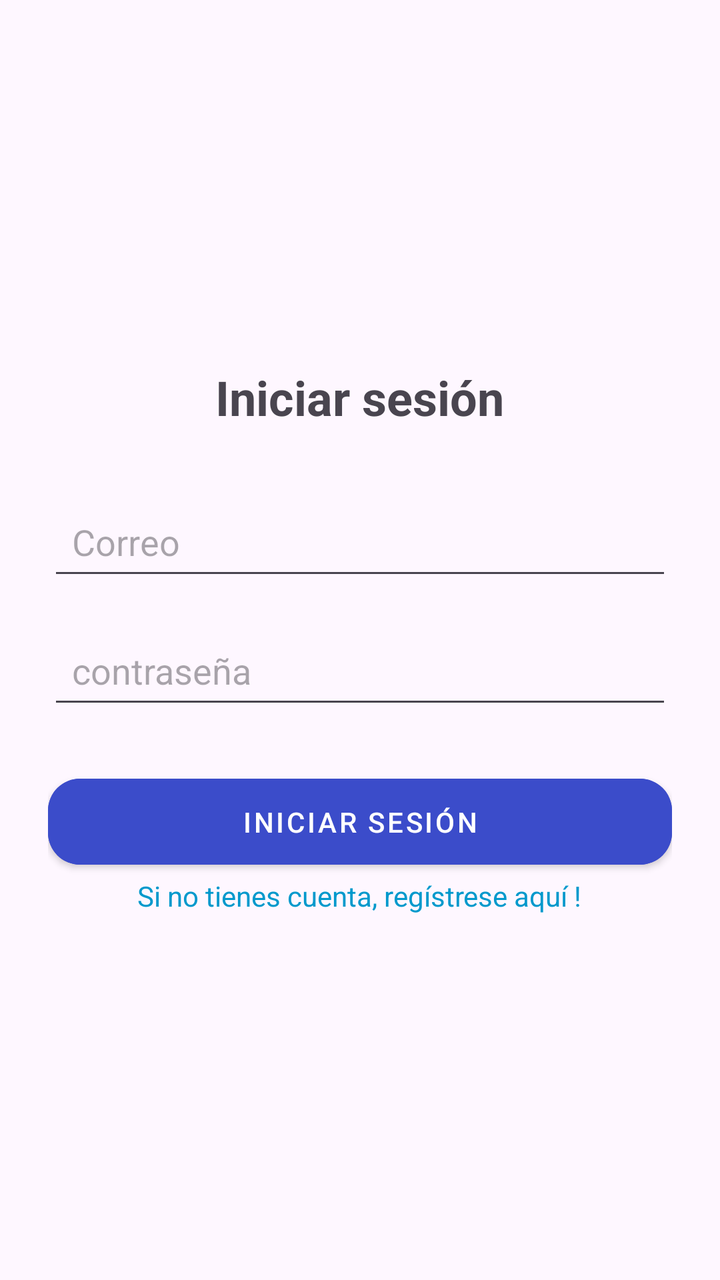
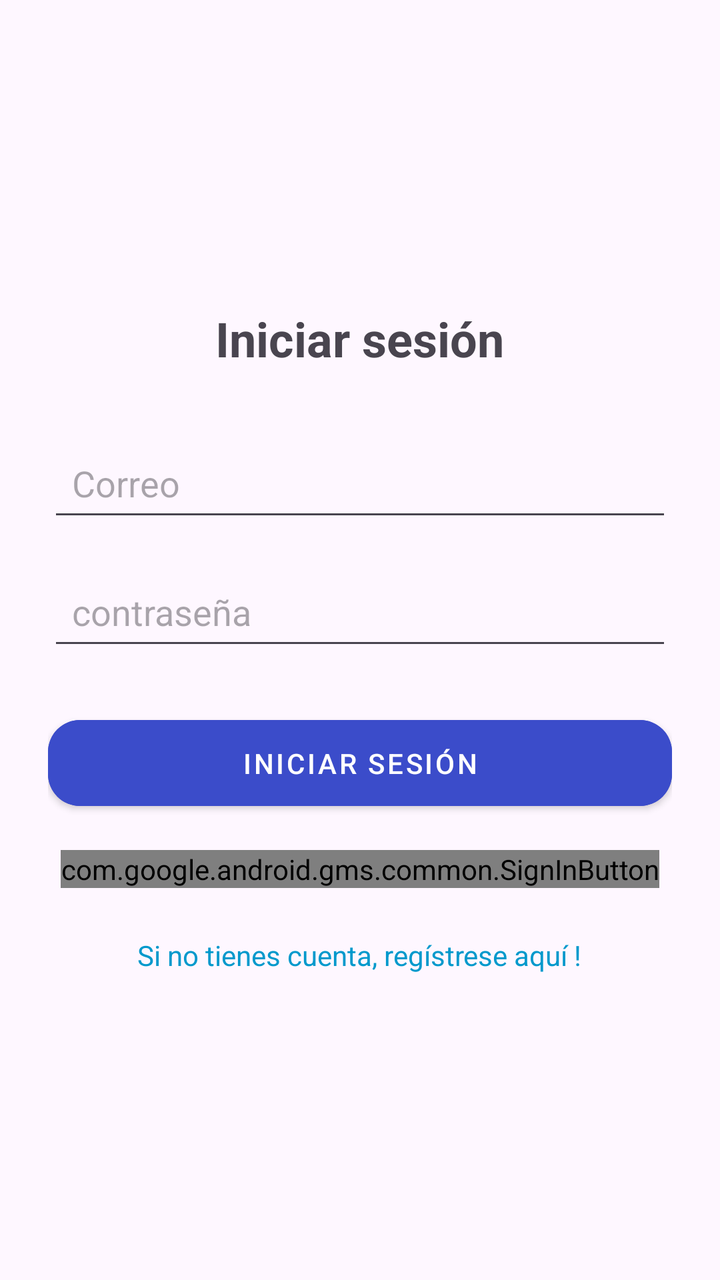

Before-and-after screenshots of an Android layout around one commit, followed by the original layout XML and the change that was made.
<!-- AndroidManifest.xml: application theme Theme.PokemosPMDM -->
<!-- res/layout/activity_main.xml -->
<?xml version="1.0" encoding="utf-8"?>
<LinearLayout
    xmlns:android="http://schemas.android.com/apk/res/android"
    android:layout_width="match_parent"
    android:layout_height="match_parent"
    android:orientation="vertical"
    android:gravity="center"
    android:padding="24dp">

    
    <TextView
        android:id="@+id/tvLoginTitle"
        android:layout_width="wrap_content"
        android:layout_height="wrap_content"
        android:text="@string/login"
        android:textSize="24sp"
        android:textStyle="bold"
        android:layout_marginBottom="32dp"
        android:gravity="center" />

    
    <EditText
        android:id="@+id/etEmail"
        android:layout_width="match_parent"
        android:layout_height="wrap_content"
        android:hint="@string/email"
        android:inputType="textEmailAddress"
        android:layout_marginBottom="16dp"
        android:padding="12dp" />

    
    <EditText
        android:id="@+id/etPassword"
        android:layout_width="match_parent"
        android:layout_height="wrap_content"
        android:hint="@string/password"
        android:inputType="textPassword"
        android:layout_marginBottom="24dp"
        android:padding="12dp" />

    
    <Button
        android:id="@+id/btnLogin"
        android:layout_width="match_parent"
        android:layout_height="wrap_content"
        android:text="@string/login"
        style="@style/BotonPokemon"/>


    
    <TextView
        android:id="@+id/tvRegister"
        android:layout_width="wrap_content"
        android:layout_height="wrap_content"
        android:text="@string/registro"
        android:textColor="@android:color/holo_blue_dark"
        android:textSize="14sp"
        android:layout_gravity="center" />
</LinearLayout>
<!-- resources referenced by this layout -->
<resources>
  <string name="email">Correo</string>
  <string name="login">Iniciar sesión</string>
  <string name="password">contraseña</string>
  <string name="registro">Si no tienes cuenta, regístrese aquí !</string>
  <style name="BotonPokemon" parent="Widget.MaterialComponents.Button">
          <item name="android:backgroundTint">@color/color_boton</item>
          <item name="android:textColor">@color/color_texto_boton</item>
          <item name="android:padding">12dp</item>
          <item name="cornerRadius">16dp</item>
          <item name="android:elevation">6dp</item>
      </style>
  <style name="Theme.PokemosPMDM" parent="Base.Theme.PokemosPMDM" />
  <color name="color_boton">#3B4CCA</color>
  <color name="color_texto_boton">#FFFFFF</color>
  <style name="Base.Theme.PokemosPMDM" parent="Theme.Material3.DayNight.NoActionBar">
          
          
          <item name="android:windowSplashScreenBackground">@color/color_fondo</item>
          <item name="android:windowSplashScreenAnimatedIcon">@drawable/pokemonball</item>
          <item name="android:windowSplashScreenAnimationDuration">2000</item>
          <item name="android:windowSplashScreenIconBackgroundColor">@color/color_fondo</item>
      </style>
  <color name="color_fondo">#FFFFFF</color>
  <!-- drawable pokemonball: png bitmap (drawable, 19221 bytes) -->
</resources>

<!-- the commit's change to res/layout/activity_main.xml (unified diff, before → after) -->
@@ -46,6 +46,15 @@
         android:text="@string/login"
         style="@style/BotonPokemon"/>
 
+    
+    <com.google.android.gms.common.SignInButton
+        android:id="@+id/btnGoogleSignIn2"
+        android:layout_width="wrap_content"
+        android:layout_height="wrap_content"
+        android:layout_marginTop="16dp"
+        android:layout_marginBottom="24dp"
+        android:layout_gravity="center"
+        />
 
     
     <TextView
